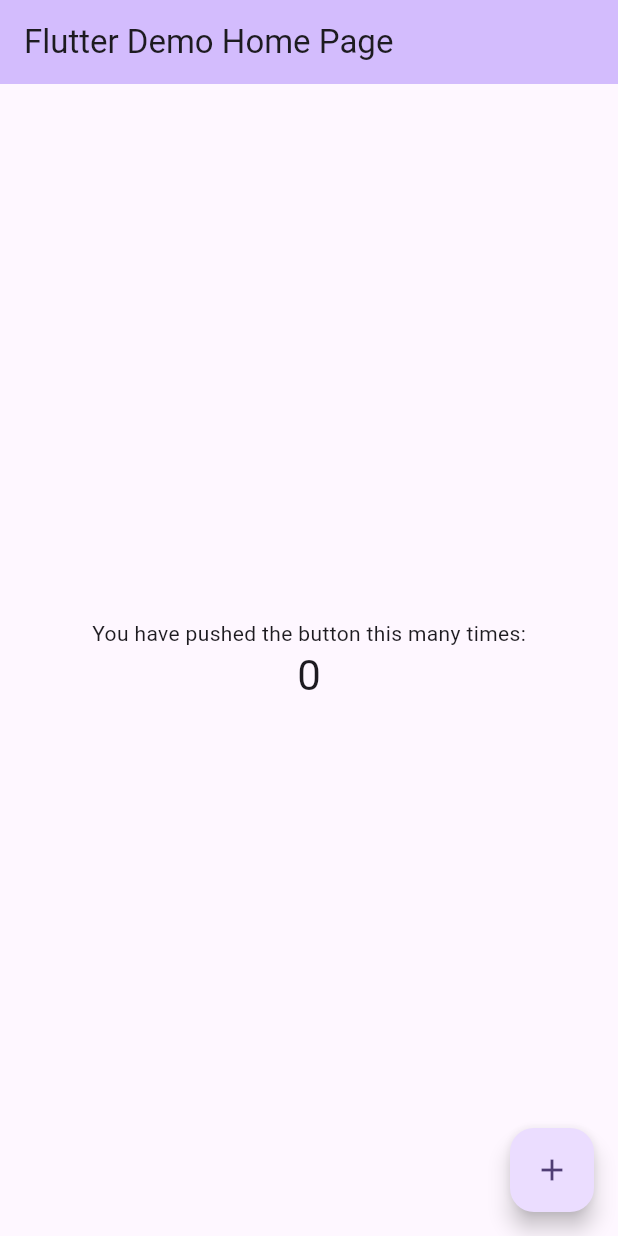
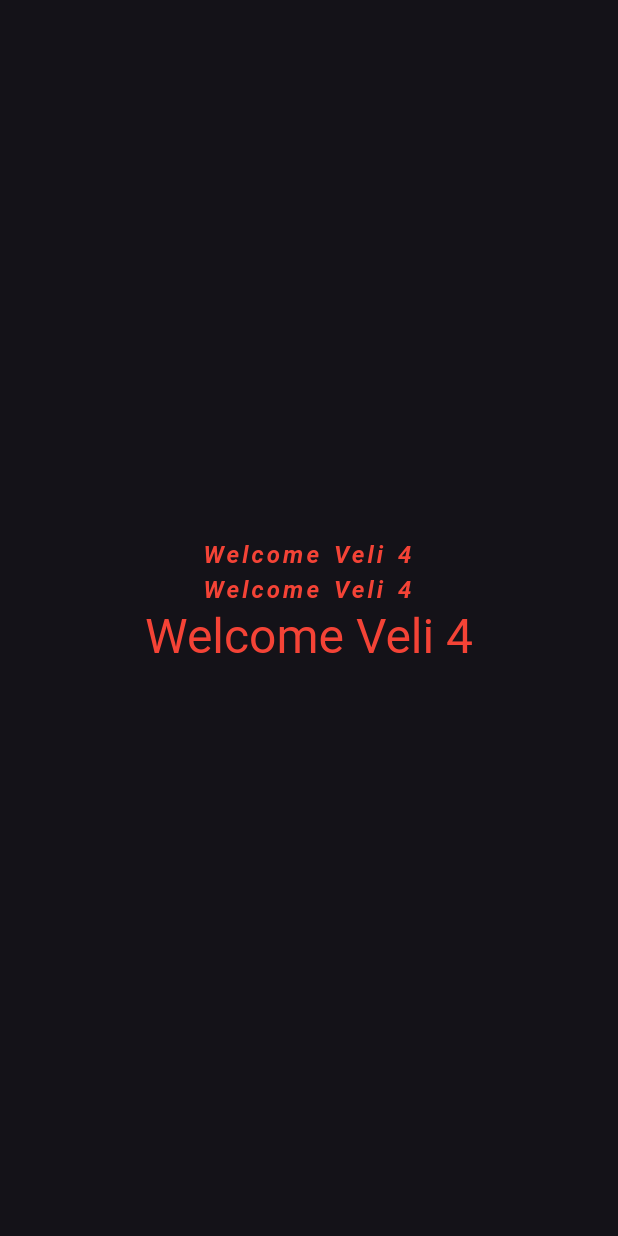
Before and after one commit to HErkanuzun/flutter-helloworld, a Flutter app: the screen it shows after launch, on a phone screen of 412 x 824 dp. Run offline on Flutter 3.47's test engine with Material 3 defaults, Android fonts, the phone set to English and light mode, and no system bars.

Commit message:
text manipulation methods

```diff
--- /dev/null
+++ b/lib/101/text_learn.dart
@@ -0,0 +1,65 @@
+import 'package:flutter/material.dart';
+
+
+class TextLearnView extends StatelessWidget{
+  const TextLearnView({Key? key, this.userName}) : super(key: key);
+  final String name = 'Veli';
+  final String? userName;
+  @override
+  Widget build(BuildContext context) {
+    return Scaffold(
+      body: Center(
+        child: Column(
+          mainAxisAlignment: MainAxisAlignment.center,
+          children: [
+
+          Text(
+          'Welcome $name ${name.length}' ,
+          maxLines: 2,
+          overflow: TextOverflow.ellipsis,
+          textAlign: TextAlign.center,
+
+          style: const TextStyle(
+            wordSpacing: 2,
+            letterSpacing: 2,
+            fontSize: 16,
+            fontWeight: FontWeight.bold,
+            fontStyle: FontStyle.italic,
+            color: Colors.red
+          ),
+
+          ),
+          Text(
+          'Welcome $name ${name.length}' ,
+          maxLines: 2,
+          overflow: TextOverflow.ellipsis,
+          textAlign: TextAlign.center,
+
+          style: ProjectStyles.welcomeStyle,
+
+          ),
+          Text(
+          'Welcome $name ${name.length}' ,
+          maxLines: 2,
+          overflow: TextOverflow.ellipsis,
+          textAlign: TextAlign.center,
+          style: Theme.of(context).textTheme.headlineLarge?.copyWith(color:Colors.red),
+
+          ),
+          Text(userName ?? ''),
+          ],
+        )),
+    );
+  }
+}
+
+class ProjectStyles {
+  static TextStyle welcomeStyle = const TextStyle(
+            wordSpacing: 2,
+            letterSpacing: 2,
+            fontSize: 16,
+            fontWeight: FontWeight.bold,
+            fontStyle: FontStyle.italic,
+            color: Colors.red
+  );
+}
--- a/lib/main.dart
+++ b/lib/main.dart
@@ -1,4 +1,5 @@
 import 'package:flutter/material.dart';
+import 'package:flutter_first_app/101/text_learn.dart';
 
 void main() {
   runApp(const MyApp());
@@ -7,119 +8,12 @@ void main() {
 class MyApp extends StatelessWidget {
   const MyApp({super.key});
 
-  // This widget is the root of your application.
   @override
   Widget build(BuildContext context) {
     return MaterialApp(
       title: 'Flutter Demo',
-      theme: ThemeData(
-        // This is the theme of your application.
-        //
-        // TRY THIS: Try running your application with "flutter run". You'll see
-        // the application has a purple toolbar. Then, without quitting the app,
-        // try changing the seedColor in the colorScheme below to Colors.green
-        // and then invoke "hot reload" (save your changes or press the "hot
-        // reload" button in a Flutter-supported IDE, or press "r" if you used
-        // the command line to start the app).
-        //
-        // Notice that the counter didn't reset back to zero; the application
-        // state is not lost during the reload. To reset the state, use hot
-        // restart instead.
-        //
-        // This works for code too, not just values: Most code changes can be
-        // tested with just a hot reload.
-        colorScheme: ColorScheme.fromSeed(seedColor: Colors.deepPurple),
-        useMaterial3: true,
-      ),
-      home: const MyHomePage(title: 'Flutter Demo Home Page'),
+      theme: ThemeData.dark(),
+      home: TextLearnView(),
     );
   }
 }
-
-class MyHomePage extends StatefulWidget {
-  const MyHomePage({super.key, required this.title});
-
-  // This widget is the home page of your application. It is stateful, meaning
-  // that it has a State object (defined below) that contains fields that affect
-  // how it looks.
-
-  // This class is the configuration for the state. It holds the values (in this
-  // case the title) provided by the parent (in this case the App widget) and
-  // used by the build method of the State. Fields in a Widget subclass are
-  // always marked "final".
-
-  final String title;
-
-  @override
-  State<MyHomePage> createState() => _MyHomePageState();
-}
-
-class _MyHomePageState extends State<MyHomePage> {
-  int _counter = 0;
-
-  void _incrementCounter() {
-    setState(() {
-      // This call to setState tells the Flutter framework that something has
-      // changed in this State, which causes it to rerun the build method below
-      // so that the display can reflect the updated values. If we changed
-      // _counter without calling setState(), then the build method would not be
-      // called again, and so nothing would appear to happen.
-      _counter++;
-    });
-  }
-
-  @override
-  Widget build(BuildContext context) {
-    // This method is rerun every time setState is called, for instance as done
-    // by the _incrementCounter method above.
-    //
-    // The Flutter framework has been optimized to make rerunning build methods
-    // fast, so that you can just rebuild anything that needs updating rather
-    // than having to individually change instances of widgets.
-    return Scaffold(
-      appBar: AppBar(
-        // TRY THIS: Try changing the color here to a specific color (to
-        // Colors.amber, perhaps?) and trigger a hot reload to see the AppBar
-        // change color while the other colors stay the same.
-        backgroundColor: Theme.of(context).colorScheme.inversePrimary,
-        // Here we take the value from the MyHomePage object that was created by
-        // the App.build method, and use it to set our appbar title.
-        title: Text(widget.title),
-      ),
-      body: Center(
-        // Center is a layout widget. It takes a single child and positions it
-        // in the middle of the parent.
-        child: Column(
-          // Column is also a layout widget. It takes a list of children and
-          // arranges them vertically. By default, it sizes itself to fit its
-          // children horizontally, and tries to be as tall as its parent.
-          //
-          // Column has various properties to control how it sizes itself and
-          // how it positions its children. Here we use mainAxisAlignment to
-          // center the children vertically; the main axis here is the vertical
-          // axis because Columns are vertical (the cross axis would be
-          // horizontal).
-          //
-          // TRY THIS: Invoke "debug painting" (choose the "Toggle Debug Paint"
-          // action in the IDE, or press "p" in the console), to see the
-          // wireframe for each widget.
-          mainAxisAlignment: MainAxisAlignment.center,
-          children: <Widget>[
-            const Text(
-              'You have pushed the button this many times:',
-            ),
-            Text(
-              '$_counter',
-              style: Theme.of(context).textTheme.headlineMedium,
-            ),
-          ],
-        ),
-      ),
-      floatingActionButton: FloatingActionButton(
-        onPressed: _incrementCounter,
-        tooltip: 'Increment',
-        child: const Icon(Icons.add),
-      ), // This trailing comma makes auto-formatting nicer for build methods.
-    );
-  }
-}
--- a/pubspec.yaml
+++ b/pubspec.yaml
@@ -30,6 +30,7 @@ environment:
 dependencies:
   flutter:
     sdk: flutter
+
 
 
   # The following adds the Cupertino Icons font to your application.
```
